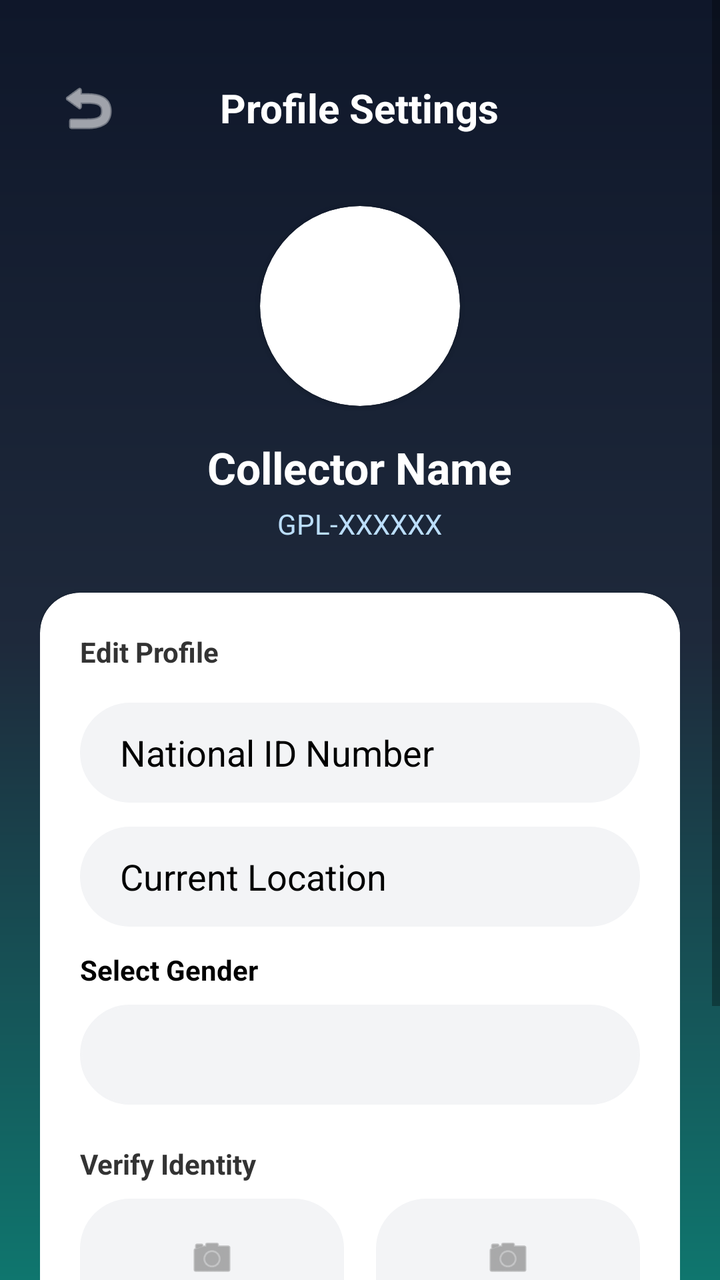
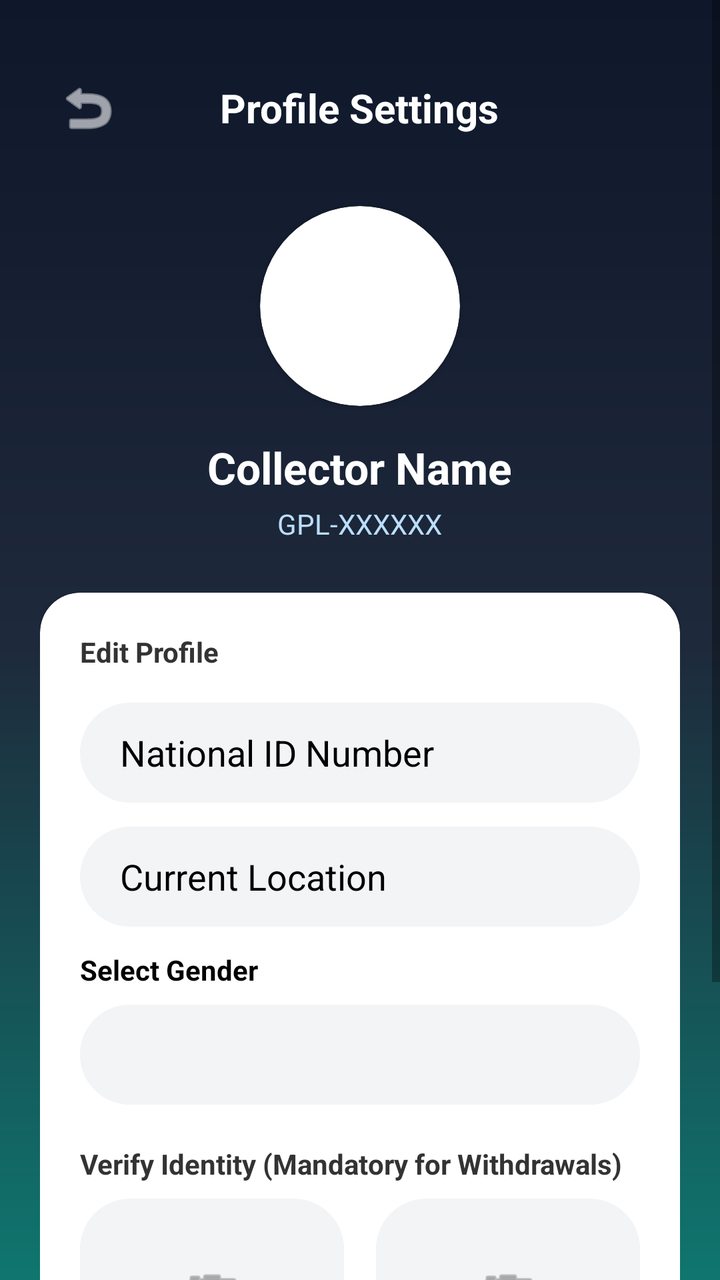

The first picture is an Android layout as it rendered before a commit; the second is the same layout after the commit. The layout source and the unified diff follow.
<!-- AndroidManifest.xml: application theme Theme.GjengePlasticLedger -->
<!-- res/layout/activity_profile.xml -->
<?xml version="1.0" encoding="utf-8"?>

<RelativeLayout xmlns:android="http://schemas.android.com/apk/res/android"
    xmlns:app="http://schemas.android.com/apk/res-auto"
    xmlns:tools="http://schemas.android.com/tools"
    android:layout_width="match_parent"
    android:layout_height="match_parent"
    android:background="@drawable/bg_gradient">

    <ScrollView
        android:layout_width="match_parent"
        android:layout_height="match_parent"
        android:fillViewport="true">

        <LinearLayout
            android:layout_width="match_parent"
            android:layout_height="wrap_content"
            android:orientation="vertical"
            android:padding="20dp"
            android:gravity="center_horizontal">

            
            <RelativeLayout
                android:layout_width="match_parent"
                android:layout_height="wrap_content"
                android:layout_marginTop="10dp"
                android:layout_marginBottom="25dp">
                <ImageButton
                    android:id="@+id/backBtn"
                    android:layout_width="48dp"
                    android:layout_height="48dp"
                    android:src="@android:drawable/ic_menu_revert"
                    android:background="?attr/selectableItemBackgroundBorderless"
                    app:tint="#FFFFFF"
                    android:contentDescription="Back"/>
                <TextView
                    android:layout_width="wrap_content"
                    android:layout_height="wrap_content"
                    android:text="@string/profile_settings"
                    android:textColor="#FFFFFF"
                    android:textSize="20sp"
                    android:textStyle="bold"
                    android:layout_centerInParent="true"/>
            </RelativeLayout>

            
            <com.google.android.material.card.MaterialCardView
                android:layout_width="100dp"
                android:layout_height="100dp"
                app:cardCornerRadius="50dp"
                android:layout_marginBottom="16dp">
                <ImageView
                    android:id="@+id/profileImageLarge"
                    android:layout_width="match_parent"
                    android:layout_height="match_parent"
                    android:scaleType="centerCrop"
                    android:src="@drawable/male_placeholder"
                    android:contentDescription="Profile Picture"/>
            </com.google.android.material.card.MaterialCardView>

            <TextView
                android:id="@+id/profileNameLarge"
                android:layout_width="wrap_content"
                android:layout_height="wrap_content"
                android:text="Collector Name"
                android:textColor="#FFFFFF"
                android:textSize="22sp"
                android:textStyle="bold"
                android:layout_marginBottom="4dp"
                tools:ignore="HardcodedText"/>

            <TextView
                android:id="@+id/gjengeIdLarge"
                android:layout_width="wrap_content"
                android:layout_height="wrap_content"
                android:text="GPL-XXXXXX"
                android:textColor="#BBDEFB"
                android:textSize="14sp"
                android:layout_marginBottom="25dp"
                tools:ignore="HardcodedText"/>

            
            <com.google.android.material.card.MaterialCardView
                android:layout_width="match_parent"
                android:layout_height="wrap_content"
                app:cardCornerRadius="20dp"
                android:backgroundTint="#FFFFFF"
                android:layout_marginBottom="20dp">

                <LinearLayout
                    android:layout_width="match_parent"
                    android:layout_height="wrap_content"
                    android:orientation="vertical"
                    android:padding="20dp">

                    <TextView
                        android:layout_width="wrap_content"
                        android:layout_height="wrap_content"
                        android:text="@string/edit_profile"
                        android:textStyle="bold"
                        android:textColor="#333333"
                        android:layout_marginBottom="16dp"/>

                    <EditText
                        android:id="@+id/nationalIdInput"
                        android:layout_width="match_parent"
                        android:layout_height="50dp"
                        android:hint="@string/national_id_hint"
                        android:textColorHint="#000000"
                        android:textColor="#000000"
                        android:inputType="number"
                        android:background="@drawable/bg_pill_input"
                        android:backgroundTint="#F3F4F6"
                        android:paddingStart="20dp"
                        android:paddingEnd="20dp"
                        android:layout_marginBottom="12dp"
                        android:autofillHints="none"/>

                    <EditText
                        android:id="@+id/locationInput"
                        android:layout_width="match_parent"
                        android:layout_height="50dp"
                        android:hint="@string/current_location_hint"
                        android:textColorHint="#000000"
                        android:textColor="#000000"
                        android:inputType="text"
                        android:background="@drawable/bg_pill_input"
                        android:backgroundTint="#F3F4F6"
                        android:paddingStart="20dp"
                        android:paddingEnd="20dp"
                        android:layout_marginBottom="12dp"
                        android:autofillHints="none"/>

                    <TextView
                        android:layout_width="wrap_content"
                        android:layout_height="wrap_content"
                        android:text="@string/select_gender"
                        android:textColor="#000000"
                        android:textStyle="bold"
                        android:layout_marginBottom="8dp"/>

                    <Spinner
                        android:id="@+id/genderSpinner"
                        android:layout_width="match_parent"
                        android:layout_height="50dp"
                        android:background="@drawable/bg_spinner_pill"
                        android:backgroundTint="#F3F4F6"
                        android:popupBackground="#000000"
                        android:layout_marginBottom="20dp"/>

                    
                    <TextView
                        android:layout_width="wrap_content"
                        android:layout_height="wrap_content"
                        android:text="Verify Identity"
                        android:textStyle="bold"
                        android:textColor="#333333"
                        android:layout_marginBottom="8dp"
                        tools:ignore="HardcodedText"/>

                    <LinearLayout
                        android:layout_width="match_parent"
                        android:layout_height="wrap_content"
                        android:orientation="horizontal"
                        android:layout_marginBottom="20dp">

                        <LinearLayout
                            android:id="@+id/btnUploadFront"
                            android:layout_width="0dp"
                            android:layout_height="80dp"
                            android:layout_weight="1"
                            android:background="@drawable/bg_pill_input"
                            android:backgroundTint="#F3F4F6"
                            android:gravity="center"
                            android:orientation="vertical"
                            android:layout_marginEnd="8dp">
                            <ImageView
                                android:layout_width="24dp"
                                android:layout_height="24dp"
                                android:src="@android:drawable/ic_menu_camera"
                                app:tint="#777777"
                                android:contentDescription="@string/upload_id_front"/>
                            <TextView
                                android:layout_width="wrap_content"
                                android:layout_height="wrap_content"
                                android:text="@string/upload_id_front"
                                android:textSize="12sp"
                                android:textColor="#777777"
                                android:layout_marginTop="4dp"/>
                        </LinearLayout>

                        <LinearLayout
                            android:id="@+id/btnUploadBack"
                            android:layout_width="0dp"
                            android:layout_height="80dp"
                            android:layout_weight="1"
                            android:background="@drawable/bg_pill_input"
                            android:backgroundTint="#F3F4F6"
                            android:gravity="center"
                            android:orientation="vertical"
                            android:layout_marginStart="8dp">
                            <ImageView
                                android:layout_width="24dp"
                                android:layout_height="24dp"
                                android:src="@android:drawable/ic_menu_camera"
                                app:tint="#777777"
                                android:contentDescription="@string/upload_id_back"/>
                            <TextView
                                android:layout_width="wrap_content"
                                android:layout_height="wrap_content"
                                android:text="@string/upload_id_back"
                                android:textSize="12sp"
                                android:textColor="#777777"
                                android:layout_marginTop="4dp"/>
                        </LinearLayout>
                    </LinearLayout>

                    <Button
                        android:id="@+id/saveProfileBtn"
                        android:layout_width="match_parent"
                        android:layout_height="55dp"
                        android:text="@string/save_changes"
                        android:backgroundTint="#22C55E"
                        app:cornerRadius="28dp"
                        android:textAllCaps="false"/>
                </LinearLayout>
            </com.google.android.material.card.MaterialCardView>

        </LinearLayout>
    </ScrollView>
</RelativeLayout>
<!-- resources referenced by this layout -->
<resources>
  <!-- drawable bg_gradient (drawable) -->
  <shape xmlns:android="http://schemas.android.com/apk/res/android">
      <gradient
          android:startColor="#0F172A"
          android:centerColor="#1E293B"
          android:endColor="#0F766E"
          android:angle="270"/>
  </shape>
  <!-- drawable bg_pill_input (drawable) -->
  <?xml version="1.0" encoding="utf-8"?>
  
  <shape xmlns:android="http://schemas.android.com/apk/res/android">
      <solid android:color="#EEEEEE" />
      <corners android:radius="25dp" />
      <padding android:left="15dp" android:right="15dp" />
  </shape>
  <!-- drawable bg_spinner_pill (drawable) -->
  <?xml version="1.0" encoding="utf-8"?>
  
  <layer-list xmlns:android="http://schemas.android.com/apk/res/android">
      <item>
          <shape>
              <solid android:color="#FFFFFF" />
              <corners android:radius="25dp" />
              <stroke android:width="1dp" android:color="#DDDDDD" />
          </shape>
      </item>
      <item
          android:drawable="@drawable/ic_dropdown_arrow"
          android:gravity="end|center_vertical"
          android:right="15dp" />
  </layer-list>
  <!-- drawable male_placeholder (drawable) -->
  <vector xmlns:android="http://schemas.android.com/apk/res/android"
      android:width="24dp"
      android:height="24dp"
      android:viewportWidth="24"
      android:viewportHeight="24"
      android:tint="#FFFFFF">
      <path
          android:fillColor="@android:color/white"
          android:pathData="M12,12c2.21,0 4,-1.79 4,-4s-1.79,-4 -4,-4 -4,1.79 -4,4 1.79,4 4,4zM12,14c-2.67,0 -8,1.34 -8,4v2h16v-2c0,-2.66 -5.33,-4 -8,-4z"/>
  </vector>
  <string name="current_location_hint">Current Location</string>
  <string name="edit_profile">Edit Profile</string>
  <string name="national_id_hint">National ID Number</string>
  <string name="profile_settings">Profile Settings</string>
  <string name="save_changes">Save Changes</string>
  <string name="select_gender">Select Gender</string>
  <string name="upload_id_back">Upload ID Back</string>
  <string name="upload_id_front">Upload ID Front</string>
  <style name="Theme.GjengePlasticLedger" parent="Theme.MaterialComponents.DayNight.NoActionBar">
  
          
          <item name="colorPrimary">#22C55E</item>
          <item name="colorPrimaryVariant">#16A34A</item>
          <item name="colorOnPrimary">#FFFFFF</item>
  
          
          <item name="colorSecondary">#0F172A</item>
  
      </style>
  <!-- drawable ic_dropdown_arrow (drawable) -->
  <vector xmlns:android="http://schemas.android.com/apk/res/android"
      android:width="24dp"
      android:height="24dp"
      android:viewportWidth="24"
      android:viewportHeight="24">
      <path
          android:fillColor="#000000"
          android:pathData="M7,10l5,5 5,-5H7z"/>
  </vector>
</resources>

<!-- the commit's change to res/layout/activity_profile.xml (unified diff, before → after) -->
@@ -145,14 +145,14 @@
                         android:layout_height="50dp"
                         android:background="@drawable/bg_spinner_pill"
                         android:backgroundTint="#F3F4F6"
-                        android:popupBackground="#000000"
+                        android:popupBackground="#FFFFFF"
                         android:layout_marginBottom="20dp"/>
 
                     
                     <TextView
                         android:layout_width="wrap_content"
                         android:layout_height="wrap_content"
-                        android:text="Verify Identity"
+                        android:text="Verify Identity (Mandatory for Withdrawals)"
                         android:textStyle="bold"
                         android:textColor="#333333"
                         android:layout_marginBottom="8dp"
@@ -162,12 +162,13 @@
                         android:layout_width="match_parent"
                         android:layout_height="wrap_content"
                         android:orientation="horizontal"
-                        android:layout_marginBottom="20dp">
+                        android:layout_marginBottom="20dp"
+                        android:baselineAligned="false">
 
                         <LinearLayout
                             android:id="@+id/btnUploadFront"
                             android:layout_width="0dp"
-                            android:layout_height="80dp"
+                            android:layout_height="100dp"
                             android:layout_weight="1"
                             android:background="@drawable/bg_pill_input"
                             android:backgroundTint="#F3F4F6"
@@ -175,24 +176,28 @@
                             android:orientation="vertical"
                             android:layout_marginEnd="8dp">
                             <ImageView
-                                android:layout_width="24dp"
-                                android:layout_height="24dp"
+                                android:id="@+id/idFrontImage"
+                                android:layout_width="match_parent"
+                                android:layout_height="match_parent"
+                                android:scaleType="centerInside"
                                 android:src="@android:drawable/ic_menu_camera"
                                 app:tint="#777777"
                                 android:contentDescription="@string/upload_id_front"/>
                             <TextView
+                                android:id="@+id/txtFront"
                                 android:layout_width="wrap_content"
                                 android:layout_height="wrap_content"
                                 android:text="@string/upload_id_front"
-                                android:textSize="12sp"
+                                android:textSize="10sp"
                                 android:textColor="#777777"
-                                android:layout_marginTop="4dp"/>
+                                android:layout_marginTop="4dp"
+                                tools:ignore="SmallSp"/>
                         </LinearLayout>
 
                         <LinearLayout
                             android:id="@+id/btnUploadBack"
                             android:layout_width="0dp"
-                            android:layout_height="80dp"
+                            android:layout_height="100dp"
                             android:layout_weight="1"
                             android:background="@drawable/bg_pill_input"
                             android:backgroundTint="#F3F4F6"
@@ -200,18 +205,22 @@
                             android:orientation="vertical"
                             android:layout_marginStart="8dp">
                             <ImageView
-                                android:layout_width="24dp"
-                                android:layout_height="24dp"
+                                android:id="@+id/idBackImage"
+                                android:layout_width="match_parent"
+                                android:layout_height="match_parent"
+                                android:scaleType="centerInside"
                                 android:src="@android:drawable/ic_menu_camera"
                                 app:tint="#777777"
                                 android:contentDescription="@string/upload_id_back"/>
                             <TextView
+                                android:id="@+id/txtBack"
                                 android:layout_width="wrap_content"
                                 android:layout_height="wrap_content"
                                 android:text="@string/upload_id_back"
-                                android:textSize="12sp"
+                                android:textSize="10sp"
                                 android:textColor="#777777"
-                                android:layout_marginTop="4dp"/>
+                                android:layout_marginTop="4dp"
+                                tools:ignore="SmallSp"/>
                         </LinearLayout>
                     </LinearLayout>
 
@@ -228,4 +237,7 @@
 
         </LinearLayout>
     </ScrollView>
+
+
+
 </RelativeLayout>
